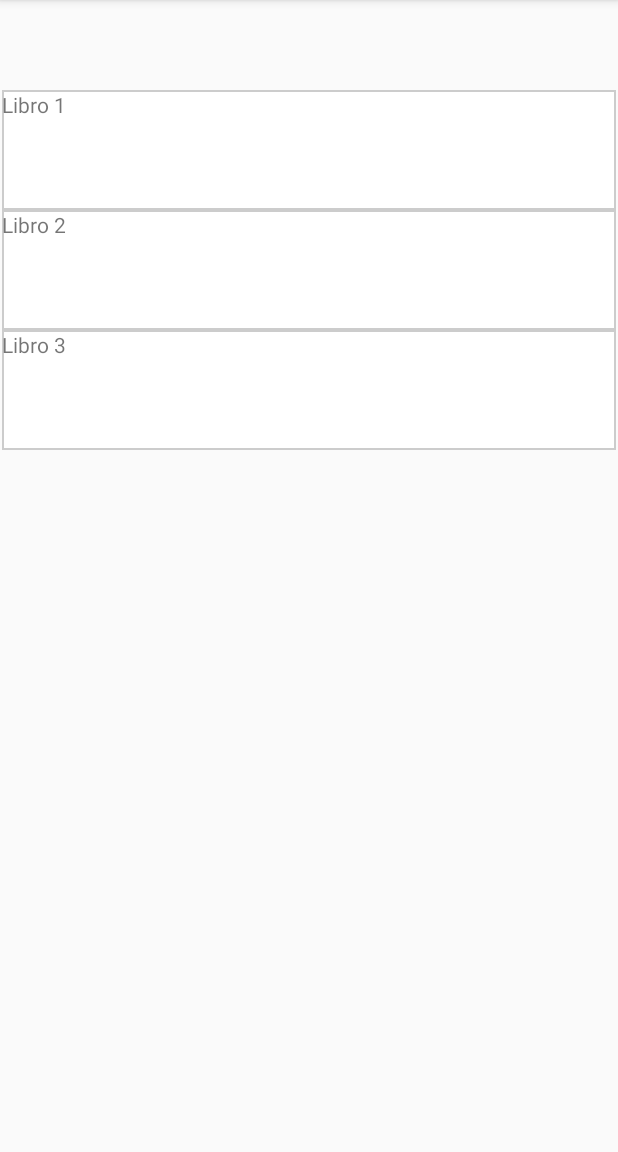
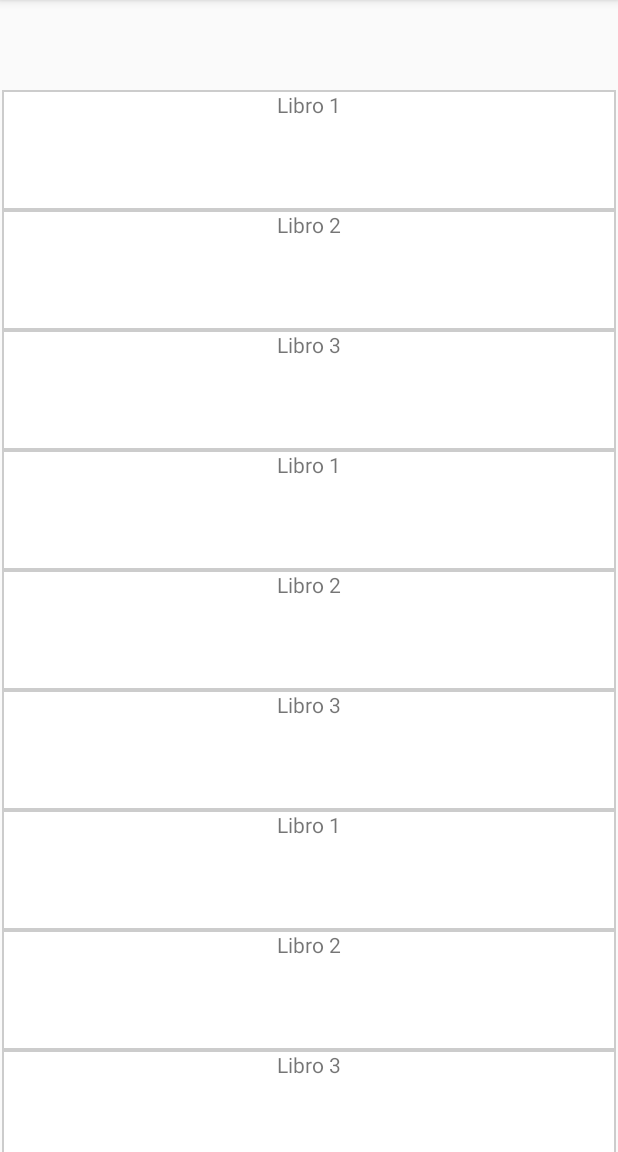
Before and after one commit to claudiozam/ejemplo-android, an Android app: the screen it shows after launch (ListadoLibrosActivity), on a phone screen of 412 x 824 dp, the part 84-1236 px from its top. Run offline under Robolectric (Android 15) with nearby library versions, the phone set to English and light mode, and no system bars; pictures from the network do not load.

Commit message:
ejemplo de carga de imagenes

```diff
--- a/app/build.gradle
+++ b/app/build.gradle
@@ -32,6 +32,7 @@ dependencies {
 
     implementation 'androidx.appcompat:appcompat:1.6.1'
     implementation 'com.google.android.material:material:1.5.0'
+    implementation 'com.github.bumptech.glide:glide:4.15.1'
     implementation 'androidx.constraintlayout:constraintlayout:2.1.4'
     testImplementation 'junit:junit:4.13.2'
     androidTestImplementation 'androidx.test.ext:junit:1.1.5'
--- a/app/src/main/AndroidManifest.xml
+++ b/app/src/main/AndroidManifest.xml
@@ -1,6 +1,8 @@
 <?xml version="1.0" encoding="utf-8"?>
 <manifest xmlns:android="http://schemas.android.com/apk/res/android"
     xmlns:tools="http://schemas.android.com/tools">
+
+    <uses-permission android:name="android.permission.INTERNET" />
 
     <application
         android:allowBackup="true"
--- a/app/src/main/java/edu/curso/android/integradorlibros/BookAdapter.java
+++ b/app/src/main/java/edu/curso/android/integradorlibros/BookAdapter.java
@@ -6,10 +6,9 @@ import android.view.LayoutInflater;
 import android.view.View;
 import android.view.ViewGroup;
 import android.widget.Toast;
-
 import androidx.annotation.NonNull;
 import androidx.recyclerview.widget.RecyclerView;
-
+import com.bumptech.glide.Glide;
 import java.util.Collections;
 import java.util.List;
 
@@ -40,6 +39,7 @@ public class BookAdapter extends RecyclerView.Adapter<BookItemViewHolder> {
     public void onBindViewHolder(@NonNull BookItemViewHolder holder, int position) {
         Book book = books.get(position);
         Log.d("BookAdapter", "Recuperando datos libro: " + book);
+        Glide.with(context).load("https://i.pravatar.cc/150?img=" + book.getId()).into(holder.imageViewAvatar);
         holder.textViewBookInfo.setText(book.getName());
         holder.itemContainer.setOnClickListener(view -> {
             Toast.makeText(context, "Click: " + book, Toast.LENGTH_SHORT).show();
--- a/app/src/main/java/edu/curso/android/integradorlibros/BookItemViewHolder.java
+++ b/app/src/main/java/edu/curso/android/integradorlibros/BookItemViewHolder.java
@@ -1,6 +1,7 @@
 package edu.curso.android.integradorlibros;
 
 import android.view.View;
+import android.widget.ImageView;
 import android.widget.TextView;
 
 import androidx.annotation.NonNull;
@@ -11,9 +12,11 @@ public class BookItemViewHolder extends RecyclerView.ViewHolder {
     TextView textViewBookInfo;
     View view;
     View itemContainer;
+    ImageView imageViewAvatar;
     public BookItemViewHolder(@NonNull View itemView) {
         super(itemView);
         textViewBookInfo = itemView.findViewById(R.id.textViewBookInfo);
+        imageViewAvatar = itemView.findViewById(R.id.imageViewAvatar);
         itemContainer = itemView.findViewById(R.id.itemContainer);
         view = itemView;
     }
--- a/app/src/main/java/edu/curso/android/integradorlibros/ListadoLibrosActivity.java
+++ b/app/src/main/java/edu/curso/android/integradorlibros/ListadoLibrosActivity.java
@@ -24,7 +24,21 @@ public class ListadoLibrosActivity extends AppCompatActivity {
         books.add(new Book(1L,"Libro 1", "Ejemplo detalle 1"));
         books.add(new Book(2L,"Libro 2", "Ejemplo detalle 2"));
         books.add(new Book(3L,"Libro 3", "Ejemplo detalle 3"));
-
+        books.add(new Book(4L,"Libro 1", "Ejemplo detalle 1"));
+        books.add(new Book(5L,"Libro 2", "Ejemplo detalle 2"));
+        books.add(new Book(6L,"Libro 3", "Ejemplo detalle 3"));
+        books.add(new Book(7L,"Libro 1", "Ejemplo detalle 1"));
+        books.add(new Book(8L,"Libro 2", "Ejemplo detalle 2"));
+        books.add(new Book(9L,"Libro 3", "Ejemplo detalle 3"));
+        books.add(new Book(10L,"Libro 1", "Ejemplo detalle 1"));
+        books.add(new Book(11L,"Libro 2", "Ejemplo detalle 2"));
+        books.add(new Book(12L,"Libro 3", "Ejemplo detalle 3"));
+        books.add(new Book(13L,"Libro 1", "Ejemplo detalle 1"));
+        books.add(new Book(14L,"Libro 2", "Ejemplo detalle 2"));
+        books.add(new Book(15L,"Libro 3", "Ejemplo detalle 3"));
+        books.add(new Book(16L,"Libro 1", "Ejemplo detalle 1"));
+        books.add(new Book(17L,"Libro 2", "Ejemplo detalle 2"));
+        books.add(new Book(18L,"Libro 3", "Ejemplo detalle 3"));
 
         RecyclerView recyclerViewBooks = findViewById(R.id.recyclerViewBooks);
         recyclerViewBooks.setLayoutManager(new LinearLayoutManager(this));
--- a/app/src/main/java/edu/curso/android/integradorlibros/bo/Book.java
+++ b/app/src/main/java/edu/curso/android/integradorlibros/bo/Book.java
@@ -34,9 +34,17 @@ public class Book implements Serializable {
     @Override
     public String toString() {
         return "Book{" +
-                "id=" + id +
+                "id=" + getId() +
                 ", name='" + name + '\'' +
                 ", description='" + description + '\'' +
                 '}';
     }
+
+    public Long getId() {
+        return id;
+    }
+
+    public void setId(Long id) {
+        this.id = id;
+    }
 }
--- a/app/src/main/res/layout/item_book_layout.xml
+++ b/app/src/main/res/layout/item_book_layout.xml
@@ -8,10 +8,18 @@
     android:background="@drawable/border">
 
 
+    <ImageView
+        android:id="@+id/imageViewAvatar"
+        android:layout_width="wrap_content"
+        android:layout_height="wrap_content"
+        android:layout_weight="1"
+        tools:srcCompat="@tools:sample/avatars" />
+
     <TextView
         android:id="@+id/textViewBookInfo"
         android:layout_width="wrap_content"
         android:layout_height="wrap_content"
         android:layout_weight="1"
         android:text="TextView" />
+
 </LinearLayout>
```
